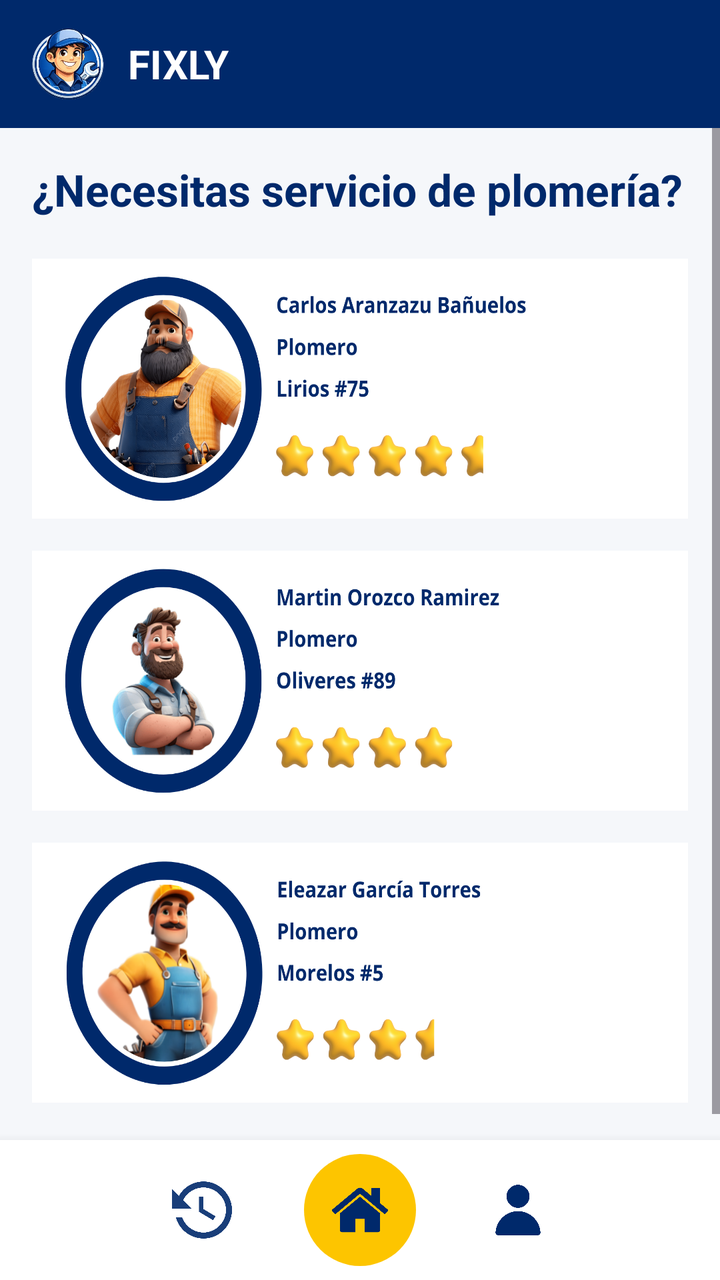
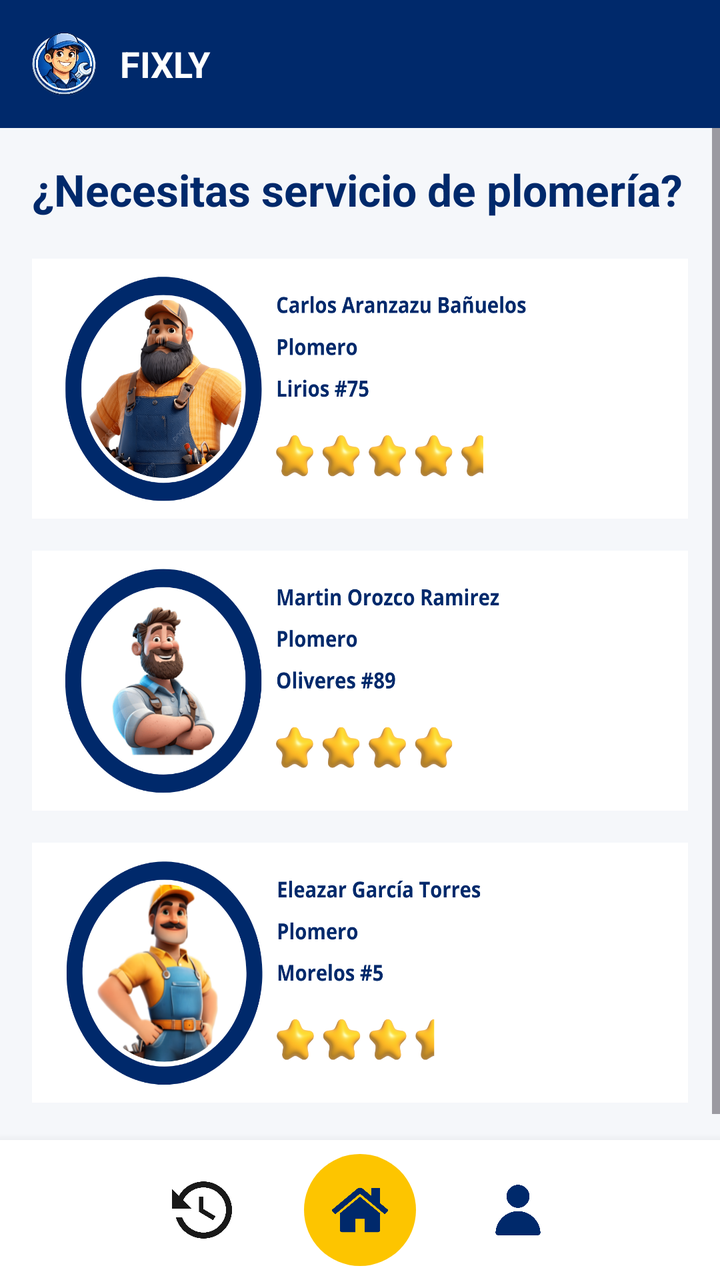

The first picture is an Android layout as it rendered before a commit; the second is the same layout after the commit. The layout source and the unified diff follow.
<!-- AndroidManifest.xml: application theme Theme.Fixly -->
<!-- res/layout/lista_servicios.xml -->
<?xml version="1.0" encoding="utf-8"?>
<LinearLayout
    xmlns:android="http://schemas.android.com/apk/res/android"
    android:layout_width="match_parent"
    android:layout_height="match_parent"
    android:orientation="vertical"
    android:background="#f5f7fa">


    <LinearLayout
        android:layout_width="match_parent"
        android:layout_height="64dp"
        android:background="#00296b"
        android:gravity="center_vertical"
        android:paddingHorizontal="16dp">

        <ImageView
            android:layout_width="36dp"
            android:layout_height="36dp"
            android:src="@drawable/logo"
            android:scaleType="fitCenter"/>

        <TextView
            android:layout_width="wrap_content"
            android:layout_height="wrap_content"
            android:text="FIXLY"
            android:textColor="@android:color/white"
            android:textSize="20sp"
            android:textStyle="bold"
            android:layout_marginStart="12dp"/>
    </LinearLayout>


    <ScrollView
        android:layout_width="match_parent"
        android:layout_height="0dp"
        android:layout_weight="1">

        <LinearLayout
            android:layout_width="match_parent"
            android:layout_height="wrap_content"
            android:orientation="vertical"
            android:padding="16dp">


            <TextView
                android:layout_width="wrap_content"
                android:layout_height="wrap_content"
                android:text="¿Necesitas servicio de plomería?"
                android:textSize="22sp"
                android:textStyle="bold"
                android:textColor="#00296b"
                android:layout_marginBottom="20dp"/>

            <ImageButton
                android:id="@+id/plomero1"
                android:layout_width="match_parent"
                android:layout_height="130dp"
                android:layout_marginBottom="16dp"
                android:background="@drawable/card_plomero"
                android:scaleType="fitXY"
                android:src="@drawable/plomero1"/>

            <ImageButton
                android:id="@+id/plomero2"
                android:layout_width="match_parent"
                android:layout_height="130dp"
                android:layout_marginBottom="16dp"
                android:background="@drawable/card_plomero"
                android:scaleType="fitXY"
                android:src="@drawable/plomero2"/>

            <ImageButton
                android:id="@+id/plomero3"
                android:layout_width="match_parent"
                android:layout_height="130dp"
                android:layout_marginBottom="16dp"
                android:background="@drawable/card_plomero"
                android:scaleType="fitXY"
                android:src="@drawable/plomero3"/>

        </LinearLayout>
    </ScrollView>


    <LinearLayout
        android:layout_width="match_parent"
        android:layout_height="70dp"
        android:background="@android:color/white"
        android:elevation="8dp"
        android:gravity="center"
        android:orientation="horizontal">

        <ImageView
            android:layout_width="30dp"
            android:layout_height="30dp"
            android:src="@drawable/icono_solicitudes"
            android:tint="#00296b"/>

        <FrameLayout
            android:layout_width="56dp"
            android:layout_height="56dp"
            android:layout_marginHorizontal="36dp"
            android:background="@drawable/bg_home"
            android:gravity="center">

            <ImageView
                android:layout_width="28dp"
                android:layout_height="28dp"
                android:layout_gravity="center"
                android:src="@drawable/icono_home"
                android:tint="#00296b"/>
        </FrameLayout>

        <ImageView
            android:layout_width="30dp"
            android:layout_height="30dp"
            android:src="@drawable/icono_usuario"
            android:tint="#00296b"/>

    </LinearLayout>

</LinearLayout>
<!-- resources referenced by this layout -->
<resources>
  <!-- drawable bg_home (drawable) -->
  <?xml version="1.0" encoding="utf-8"?>
  <shape xmlns:android="http://schemas.android.com/apk/res/android"
      android:shape="oval">
      <solid android:color="#fdc500"/>
  </shape>
  <!-- drawable card_plomero (drawable) -->
  <shape xmlns:android="http://schemas.android.com/apk/res/android">
  
      <solid android:color="#ffffff"/>
  
      <corners android:radius="10dp"/>
  
      <stroke
          android:width="1dp"
          android:color="#00296b"/>
  
  </shape>
  <!-- drawable icono_home: png bitmap (drawable, 9640 bytes) -->
  <!-- drawable icono_solicitudes: png bitmap (drawable, 14988 bytes) -->
  <!-- drawable icono_usuario: png bitmap (drawable, 6687 bytes) -->
  <!-- drawable logo: png bitmap (drawable, 142083 bytes) -->
  <!-- drawable plomero1: png bitmap (drawable, 393822 bytes) -->
  <!-- drawable plomero2: png bitmap (drawable, 242745 bytes) -->
  <!-- drawable plomero3: png bitmap (drawable, 244374 bytes) -->
  <style name="Theme.Fixly" parent="Base.Theme.Fixly" />
  <style name="Base.Theme.Fixly" parent="Theme.Material3.DayNight.NoActionBar">
          
          
      </style>
</resources>

<!-- the commit's change to res/layout/lista_servicios.xml (unified diff, before → after) -->
@@ -1,35 +1,14 @@
 <?xml version="1.0" encoding="utf-8"?>
 <LinearLayout
     xmlns:android="http://schemas.android.com/apk/res/android"
+    android:id="@+id/main"
     android:layout_width="match_parent"
     android:layout_height="match_parent"
     android:orientation="vertical"
     android:background="#f5f7fa">
 
 
-    <LinearLayout
-        android:layout_width="match_parent"
-        android:layout_height="64dp"
-        android:background="#00296b"
-        android:gravity="center_vertical"
-        android:paddingHorizontal="16dp">
-
-        <ImageView
-            android:layout_width="36dp"
-            android:layout_height="36dp"
-            android:src="@drawable/logo"
-            android:scaleType="fitCenter"/>
-
-        <TextView
-            android:layout_width="wrap_content"
-            android:layout_height="wrap_content"
-            android:text="FIXLY"
-            android:textColor="@android:color/white"
-            android:textSize="20sp"
-            android:textStyle="bold"
-            android:layout_marginStart="12dp"/>
-    </LinearLayout>
-
+    <include layout="@layout/header" />
 
     <ScrollView
         android:layout_width="match_parent"
@@ -41,7 +20,6 @@
             android:layout_height="wrap_content"
             android:orientation="vertical"
             android:padding="16dp">
-
 
             <TextView
                 android:layout_width="wrap_content"
@@ -82,42 +60,70 @@
         </LinearLayout>
     </ScrollView>
 
+    <include layout="@layout/bottom_nav" />
 
-    <LinearLayout
-        android:layout_width="match_parent"
-        android:layout_height="70dp"
-        android:background="@android:color/white"
-        android:elevation="8dp"
-        android:gravity="center"
-        android:orientation="horizontal">
+</LinearLayout>
+<!-- res/layout/header.xml (included above) -->
+<?xml version="1.0" encoding="utf-8"?>
+<LinearLayout xmlns:android="http://schemas.android.com/apk/res/android"
+    android:id="@+id/header_container"
+    android:layout_width="match_parent"
+    android:layout_height="64dp"
+    android:background="@color/azul_fixly"
+    android:gravity="center_vertical"
+    android:paddingHorizontal="16dp">
+
+    <ImageView
+        android:layout_width="32dp"
+        android:layout_height="32dp"
+        android:src="@drawable/logo"
+        android:scaleType="fitCenter" />
+
+    <TextView
+        android:layout_width="wrap_content"
+        android:layout_height="wrap_content"
+        android:text="FIXLY"
+        android:textColor="@android:color/white"
+        android:textSize="18sp"
+        android:textStyle="bold"
+        android:layout_marginStart="12dp" />
+
+</LinearLayout>
+<!-- res/layout/bottom_nav.xml (included above) -->
+<?xml version="1.0" encoding="utf-8"?>
+<LinearLayout xmlns:android="http://schemas.android.com/apk/res/android"
+    xmlns:app="http://schemas.android.com/apk/res-auto"
+    android:id="@+id/bottom_container"
+    android:layout_width="match_parent"
+    android:layout_height="70dp"
+    android:background="@android:color/white"
+    android:elevation="8dp"
+    android:gravity="center"
+    android:orientation="horizontal">
+
+    <ImageView
+        android:layout_width="30dp"
+        android:layout_height="30dp"
+        android:src="@drawable/icono_solicitudes" />
+
+    <FrameLayout
+        android:layout_width="56dp"
+        android:layout_height="56dp"
+        android:layout_marginHorizontal="36dp"
+        android:background="@drawable/bg_home">
 
         <ImageView
-            android:layout_width="30dp"
-            android:layout_height="30dp"
-            android:src="@drawable/icono_solicitudes"
-            android:tint="#00296b"/>
+            android:layout_width="28dp"
+            android:layout_height="28dp"
+            android:layout_gravity="center"
+            android:src="@drawable/icono_home"
+            app:tint="#00296b" />
+    </FrameLayout>
 
-        <FrameLayout
-            android:layout_width="56dp"
-            android:layout_height="56dp"
-            android:layout_marginHorizontal="36dp"
-            android:background="@drawable/bg_home"
-            android:gravity="center">
-
-            <ImageView
-                android:layout_width="28dp"
-                android:layout_height="28dp"
-                android:layout_gravity="center"
-                android:src="@drawable/icono_home"
-                android:tint="#00296b"/>
-        </FrameLayout>
-
-        <ImageView
-            android:layout_width="30dp"
-            android:layout_height="30dp"
-            android:src="@drawable/icono_usuario"
-            android:tint="#00296b"/>
-
-    </LinearLayout>
+    <ImageView
+        android:layout_width="30dp"
+        android:layout_height="30dp"
+        android:src="@drawable/icono_usuario"
+        app:tint="#00296b" />
 
 </LinearLayout>
<!-- resource entries referenced after the edit -->
@@ -1,5 +1,6 @@
 <!-- resources referenced by this layout -->
 <resources>
+  <color name="azul_fixly">#00296b</color>
   <!-- drawable bg_home (drawable) -->
   <?xml version="1.0" encoding="utf-8"?>
   <shape xmlns:android="http://schemas.android.com/apk/res/android"
